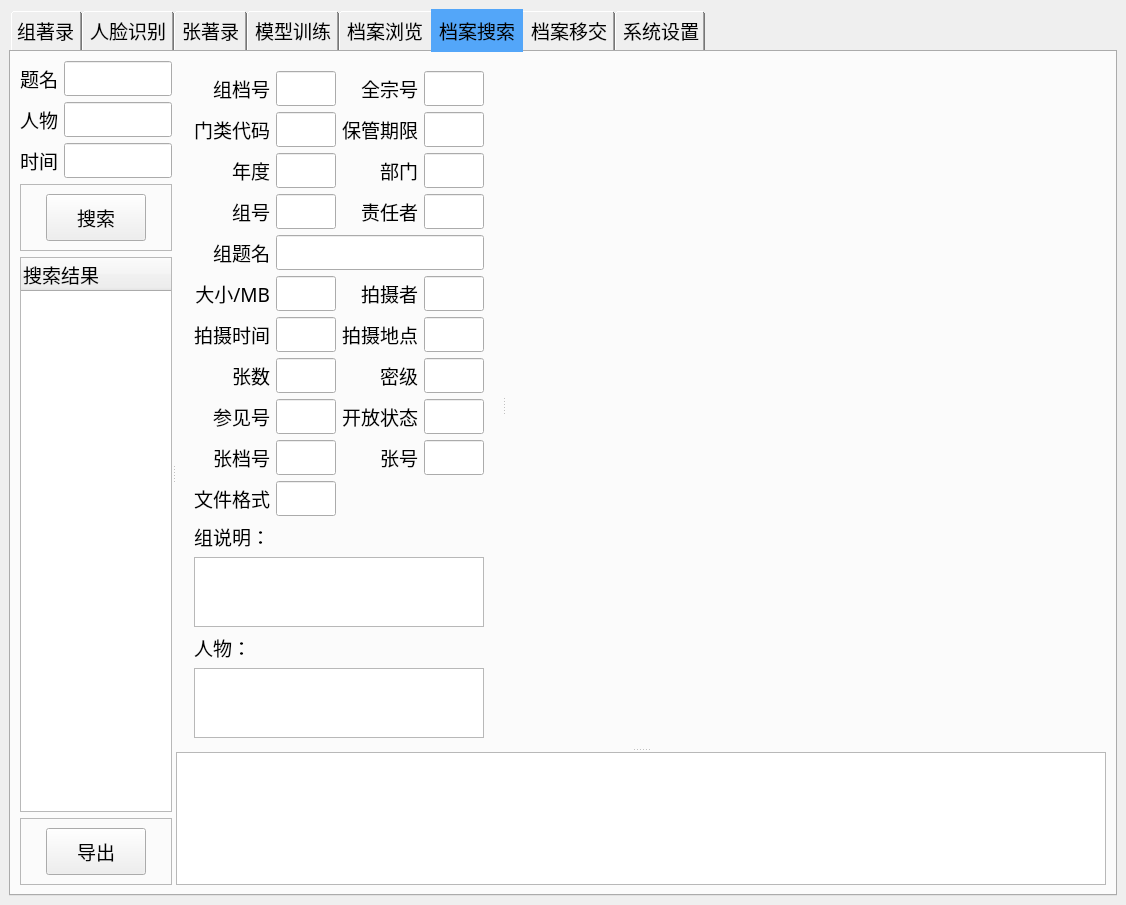
First picture: the form in photo_arch/infrastructures/user_interface/qt/ui/mainwindow.ui, repository Chieoho/photo_arch, before the edit.
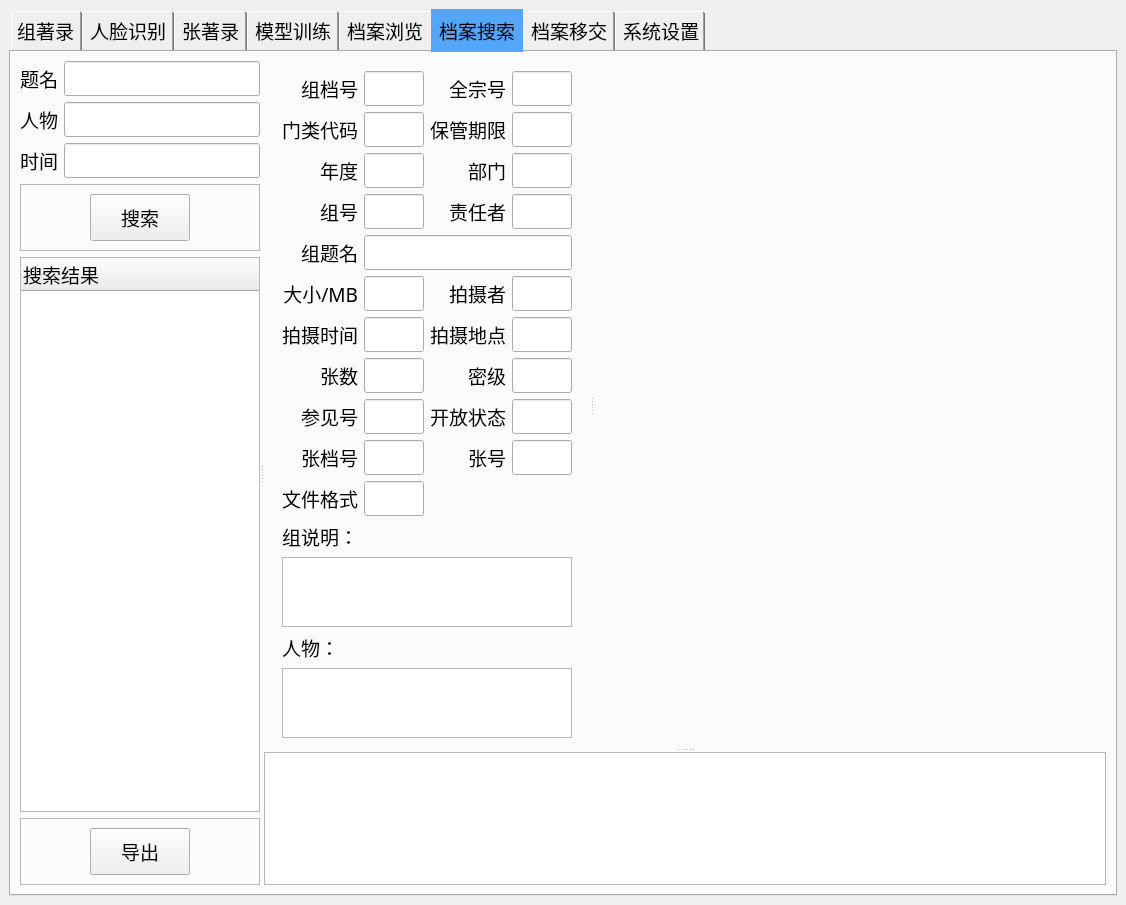
Second picture: the form after the edit. The open tabs and pages were chosen to show the change. Icons and pictures are not drawn.

Diff of the .ui file:
```diff
--- a/photo_arch/infrastructures/user_interface/qt/ui/mainwindow.ui
+++ b/photo_arch/infrastructures/user_interface/qt/ui/mainwindow.ui
@@ -4131,13 +4131,13 @@
           <widget class="QWidget" name="widget_21" native="true">
            <property name="minimumSize">
             <size>
-             <width>0</width>
-             <height>0</height>
+             <width>240</width>
+             <height>1</height>
             </size>
            </property>
            <property name="maximumSize">
             <size>
-             <width>350</width>
+             <width>300</width>
              <height>16777215</height>
             </size>
            </property>
@@ -4455,6 +4455,12 @@
              <enum>Qt::Horizontal</enum>
             </property>
             <widget class="QWidget" name="widget_22" native="true">
+             <property name="maximumSize">
+              <size>
+               <width>750</width>
+               <height>16777215</height>
+              </size>
+             </property>
              <property name="font">
               <font>
                <family>新宋体</family>
```
Left out of the diff: 12 changed lines with no effect on the pictures.
